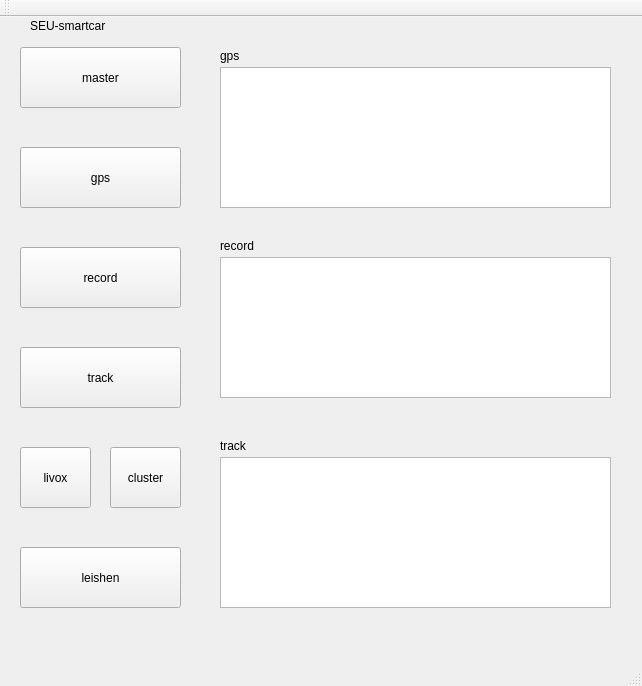
This is src/ui_config/smartcar/mainwindow.ui in zshiningstar/intelligent_logistics_car as Qt 5 draws it before an edit. The edited form follows.
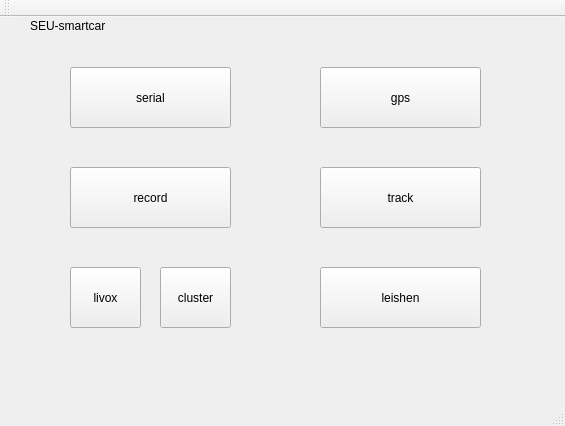
This is the edited form.

The edit to the form file:
```diff
--- a/src/ui_config/smartcar/mainwindow.ui
+++ b/src/ui_config/smartcar/mainwindow.ui
@@ -6,42 +6,22 @@
    <rect>
     <x>0</x>
     <y>0</y>
-    <width>642</width>
-    <height>686</height>
+    <width>565</width>
+    <height>426</height>
    </rect>
   </property>
   <property name="windowTitle">
    <string>MainWindow</string>
   </property>
   <widget class="QWidget" name="centralWidget">
-   <widget class="QListWidget" name="listWidget_gps">
-    <property name="geometry">
-     <rect>
-      <x>220</x>
-      <y>50</y>
-      <width>391</width>
-      <height>141</height>
-     </rect>
-    </property>
-   </widget>
-   <widget class="QListWidget" name="listWidget_track">
-    <property name="geometry">
-     <rect>
-      <x>220</x>
-      <y>440</y>
-      <width>391</width>
-      <height>151</height>
-     </rect>
-    </property>
-   </widget>
    <widget class="QPushButton" name="master">
     <property name="enabled">
      <bool>true</bool>
     </property>
     <property name="geometry">
      <rect>
-      <x>20</x>
-      <y>30</y>
+      <x>70</x>
+      <y>50</y>
       <width>161</width>
       <height>61</height>
      </rect>
@@ -53,7 +33,7 @@
      </sizepolicy>
     </property>
     <property name="text">
-     <string>master</string>
+     <string>serial</string>
     </property>
    </widget>
    <widget class="QLabel" name="describe">
@@ -75,8 +55,8 @@
     </property>
     <property name="geometry">
      <rect>
-      <x>20</x>
-      <y>130</y>
+      <x>320</x>
+      <y>50</y>
       <width>161</width>
       <height>61</height>
      </rect>
@@ -97,8 +77,8 @@
     </property>
     <property name="geometry">
      <rect>
-      <x>20</x>
-      <y>230</y>
+      <x>70</x>
+      <y>150</y>
       <width>161</width>
       <height>61</height>
      </rect>
@@ -119,8 +99,8 @@
     </property>
     <property name="geometry">
      <rect>
-      <x>20</x>
-      <y>330</y>
+      <x>320</x>
+      <y>150</y>
       <width>161</width>
       <height>61</height>
      </rect>
@@ -141,8 +121,8 @@
     </property>
     <property name="geometry">
      <rect>
-      <x>20</x>
-      <y>430</y>
+      <x>70</x>
+      <y>250</y>
       <width>71</width>
       <height>61</height>
      </rect>
@@ -163,8 +143,8 @@
     </property>
     <property name="geometry">
      <rect>
-      <x>20</x>
-      <y>530</y>
+      <x>320</x>
+      <y>250</y>
       <width>161</width>
       <height>61</height>
      </rect>
@@ -179,63 +159,14 @@
      <string>leishen</string>
     </property>
    </widget>
-   <widget class="QLabel" name="label_gps">
-    <property name="geometry">
-     <rect>
-      <x>220</x>
-      <y>30</y>
-      <width>391</width>
-      <height>18</height>
-     </rect>
-    </property>
-    <property name="text">
-     <string>gps</string>
-    </property>
-   </widget>
-   <widget class="QLabel" name="label_track">
-    <property name="geometry">
-     <rect>
-      <x>220</x>
-      <y>420</y>
-      <width>54</width>
-      <height>18</height>
-     </rect>
-    </property>
-    <property name="text">
-     <string>track</string>
-    </property>
-   </widget>
-   <widget class="QListWidget" name="listWidget_record">
-    <property name="geometry">
-     <rect>
-      <x>220</x>
-      <y>240</y>
-      <width>391</width>
-      <height>141</height>
-     </rect>
-    </property>
-   </widget>
-   <widget class="QLabel" name="label_record">
-    <property name="geometry">
-     <rect>
-      <x>220</x>
-      <y>220</y>
-      <width>54</width>
-      <height>18</height>
-     </rect>
-    </property>
-    <property name="text">
-     <string>record</string>
-    </property>
-   </widget>
    <widget class="QPushButton" name="cluster">
     <property name="enabled">
      <bool>true</bool>
     </property>
     <property name="geometry">
      <rect>
-      <x>110</x>
-      <y>430</y>
+      <x>160</x>
+      <y>250</y>
       <width>71</width>
       <height>61</height>
      </rect>
```
Left out of the diff: 2 changed lines with no effect on the pictures.
